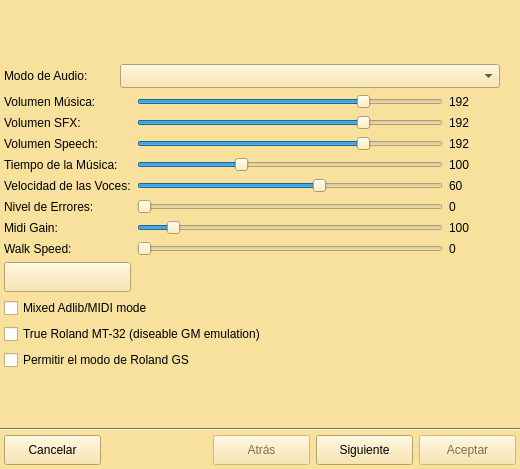
Before: the Qt Designer form ui/svmadd.ui in Monthy/gr-lida, drawn with Qt 5.
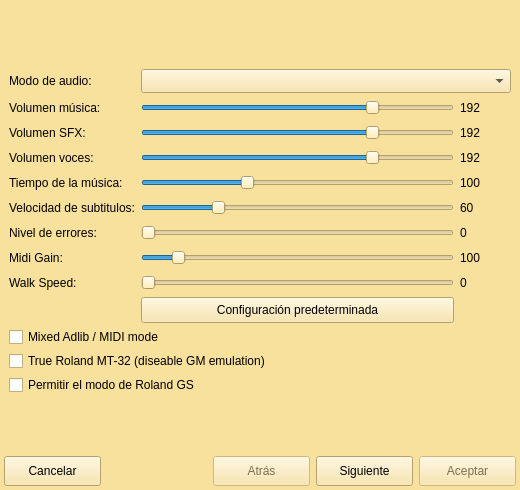
After: the same form once the commit is applied. The open tabs and pages were chosen to show the change. Icons and pictures are not drawn.

Patch:
```diff
--- a/ui/svmadd.ui
+++ b/ui/svmadd.ui
@@ -7,9 +7,15 @@
     <x>0</x>
     <y>0</y>
     <width>520</width>
-    <height>469</height>
+    <height>490</height>
    </rect>
   </property>
+  <property name="minimumSize">
+   <size>
+    <width>520</width>
+    <height>490</height>
+   </size>
+  </property>
   <property name="palette">
    <palette>
     <active>
@@ -523,7 +529,7 @@
        <item>
         <layout class="QGridLayout" name="gridLayout_0">
          <item row="0" column="0">
-          <widget class="QLabel" name="lb_Svm_1">
+        <widget class="QLabel" name="lb_Svm_9">
            <property name="text">
             <string>Título:</string>
            </property>
@@ -540,7 +546,7 @@
           </widget>
          </item>
          <item row="1" column="0">
-          <widget class="QLabel" name="lb_Svm_2">
+        <widget class="QLabel" name="lb_Svm_10">
            <property name="text">
             <string>Etiqueta:</string>
            </property>
@@ -557,7 +563,7 @@
           </widget>
          </item>
          <item row="1" column="2">
-          <widget class="QLabel" name="label">
+        <widget class="QLabel" name="lb_Svm_11">
            <property name="text">
             <string>GameID:</string>
            </property>
@@ -580,7 +586,7 @@
           </widget>
          </item>
          <item row="2" column="0">
-          <widget class="QLabel" name="lb_Svm_3">
+        <widget class="QLabel" name="lb_Svm_12">
            <property name="text">
             <string>Directorio:</string>
            </property>
@@ -643,7 +649,7 @@
           </widget>
          </item>
          <item row="3" column="0">
-          <widget class="QLabel" name="lb_Svm_4">
+        <widget class="QLabel" name="lb_Svm_13">
            <property name="text">
             <string>Guardar partida en:</string>
            </property>
@@ -706,7 +712,7 @@
           </widget>
          </item>
          <item row="4" column="0">
-          <widget class="QLabel" name="lb_Svm_5">
+        <widget class="QLabel" name="lb_Svm_14">
            <property name="text">
             <string>Idioma:</string>
            </property>
@@ -730,7 +736,7 @@
           </widget>
          </item>
          <item row="6" column="0">
-          <widget class="QLabel" name="lb_Svm_6">
+        <widget class="QLabel" name="lb_Svm_16">
            <property name="text">
             <string>Plataforma:</string>
            </property>
@@ -813,16 +819,13 @@
        </property>
        <item>
         <layout class="QGridLayout" name="gridLayout_2">
-         <item row="0" column="0">
-          <widget class="QLabel" name="lb_Svm_7">
-           <property name="minimumSize">
-            <size>
-             <width>83</width>
-             <height>0</height>
-            </size>
-           </property>
+       <property name="verticalSpacing">
+        <number>4</number>
+       </property>
+       <item row="0" column="0">
+        <widget class="QLabel" name="lb_Svm_45">
            <property name="text">
-            <string>Modo Gráfico:</string>
+          <string>Modo gráfico:</string>
            </property>
           </widget>
          </item>
@@ -846,15 +849,9 @@
           </widget>
          </item>
          <item row="1" column="0">
-          <widget class="QLabel" name="lb_Svm_8">
-           <property name="minimumSize">
-            <size>
-             <width>83</width>
-             <height>0</height>
-            </size>
-           </property>
+        <widget class="QLabel" name="lb_Svm_46">
            <property name="text">
-            <string>Modo de Render:</string>
+          <string>Modo de render:</string>
            </property>
           </widget>
          </item>
@@ -983,38 +980,21 @@
       </layout>
      </widget>
      <widget class="QWidget" name="page_4">
-      <layout class="QVBoxLayout" name="verticalLayout_3">
-       <property name="leftMargin">
+      <layout class="QGridLayout" name="gridLayout_3">
+       <property name="verticalSpacing">
         <number>4</number>
        </property>
-       <property name="topMargin">
-        <number>4</number>
-       </property>
-       <property name="rightMargin">
-        <number>20</number>
-       </property>
-       <property name="bottomMargin">
-        <number>4</number>
-       </property>
-       <item>
-        <layout class="QHBoxLayout" name="horizontalLayout_2">
-         <item>
-          <widget class="QLabel" name="lb_Svm_11">
-           <property name="minimumSize">
-            <size>
-             <width>110</width>
-             <height>0</height>
-            </size>
-           </property>
+       <item row="0" column="0">
+        <widget class="QLabel" name="lb_Svm_15">
            <property name="text">
-            <string>Modo de Audio:</string>
+          <string>Modo de audio:</string>
            </property>
           </widget>
          </item>
-         <item>
+       <item row="0" column="1" colspan="2">
           <widget class="QComboBox" name="cbxSvm_music_driver">
            <property name="sizePolicy">
-            <sizepolicy hsizetype="MinimumExpanding" vsizetype="Fixed">
+          <sizepolicy hsizetype="Expanding" vsizetype="Fixed">
              <horstretch>0</horstretch>
              <verstretch>0</verstretch>
             </sizepolicy>
@@ -1027,25 +1007,21 @@
            </property>
           </widget>
          </item>
-        </layout>
-       </item>
-       <item>
-        <layout class="QGridLayout" name="gridLayout_4">
-         <item row="0" column="0">
-          <widget class="QLabel" name="lb_Svm_12">
-           <property name="minimumSize">
-            <size>
-             <width>110</width>
-             <height>0</height>
-            </size>
-           </property>
+       <item row="1" column="0">
+        <widget class="QLabel" name="lb_Svm_1">
            <property name="text">
-            <string>Volumen Música:</string>
+          <string>Volumen música:</string>
            </property>
           </widget>
          </item>
-         <item row="0" column="1">
+       <item row="1" column="1">
           <widget class="QSlider" name="h_SliderSvm_music_volume">
+         <property name="minimumSize">
+          <size>
+           <width>0</width>
+           <height>21</height>
+          </size>
+         </property>
            <property name="maximum">
             <number>255</number>
            </property>
@@ -1057,8 +1033,8 @@
            </property>
           </widget>
          </item>
-         <item row="0" column="2">
-          <widget class="QLabel" name="posSliderSvm_1">
+       <item row="1" column="2">
+        <widget class="QLabel" name="valueSliderSvm_music_volume">
            <property name="minimumSize">
             <size>
              <width>40</width>
@@ -1070,60 +1046,21 @@
            </property>
           </widget>
          </item>
-         <item row="1" column="0">
-          <widget class="QLabel" name="lb_Svm_13">
-           <property name="minimumSize">
-            <size>
-             <width>110</width>
-             <height>0</height>
-            </size>
-           </property>
+       <item row="2" column="0">
+        <widget class="QLabel" name="lb_Svm_2">
            <property name="text">
             <string>Volumen SFX:</string>
            </property>
           </widget>
          </item>
-         <item row="1" column="1">
+       <item row="2" column="1">
           <widget class="QSlider" name="h_SliderSvm_sfx_volume">
-           <property name="maximum">
-            <number>255</number>
-           </property>
-           <property name="value">
-            <number>192</number>
-           </property>
-           <property name="orientation">
-            <enum>Qt::Horizontal</enum>
-           </property>
-          </widget>
-         </item>
-         <item row="1" column="2">
-          <widget class="QLabel" name="posSliderSvm_2">
            <property name="minimumSize">
             <size>
-             <width>40</width>
-             <height>0</height>
-            </size>
-           </property>
-           <property name="text">
-            <string>192</string>
-           </property>
-          </widget>
-         </item>
-         <item row="2" column="0">
-          <widget class="QLabel" name="lb_Svm_14">
-           <property name="minimumSize">
-            <size>
-             <width>110</width>
-             <height>0</height>
-            </size>
-           </property>
-           <property name="text">
-            <string>Volumen Speech:</string>
-           </property>
-          </widget>
-         </item>
-         <item row="2" column="1">
-          <widget class="QSlider" name="h_SliderSvm_speech_volume">
+           <width>0</width>
+           <height>21</height>
+          </size>
+         </property>
            <property name="maximum">
             <number>255</number>
            </property>
@@ -1136,7 +1073,7 @@
           </widget>
          </item>
          <item row="2" column="2">
-          <widget class="QLabel" name="posSliderSvm_3">
+        <widget class="QLabel" name="valueSliderSvm_sfx_volume">
            <property name="minimumSize">
             <size>
              <width>40</width>
@@ -1149,20 +1086,59 @@
           </widget>
          </item>
          <item row="3" column="0">
-          <widget class="QLabel" name="lb_Svm_15">
-           <property name="minimumSize">
-            <size>
-             <width>110</width>
-             <height>0</height>
-            </size>
-           </property>
+        <widget class="QLabel" name="lb_Svm_3">
            <property name="text">
-            <string>Tiempo de la Música:</string>
+          <string>Volumen voces:</string>
            </property>
           </widget>
          </item>
          <item row="3" column="1">
+        <widget class="QSlider" name="h_SliderSvm_speech_volume">
+         <property name="minimumSize">
+          <size>
+           <width>0</width>
+           <height>21</height>
+          </size>
+         </property>
+         <property name="maximum">
+          <number>255</number>
+         </property>
+         <property name="value">
+          <number>192</number>
+         </property>
+         <property name="orientation">
+          <enum>Qt::Horizontal</enum>
+         </property>
+        </widget>
+       </item>
+       <item row="3" column="2">
+        <widget class="QLabel" name="valueSliderSvm_speech_volume">
+         <property name="minimumSize">
+          <size>
+           <width>40</width>
+           <height>0</height>
+          </size>
+         </property>
+         <property name="text">
+          <string>192</string>
+         </property>
+        </widget>
+       </item>
+       <item row="4" column="0">
+        <widget class="QLabel" name="lb_Svm_4">
+         <property name="text">
+          <string>Tiempo de la música:</string>
+         </property>
+        </widget>
+       </item>
+       <item row="4" column="1">
           <widget class="QSlider" name="h_SliderSvm_tempo">
+         <property name="minimumSize">
+          <size>
+           <width>0</width>
+           <height>21</height>
+          </size>
+         </property>
            <property name="minimum">
             <number>50</number>
            </property>
@@ -1177,8 +1153,8 @@
            </property>
           </widget>
          </item>
-         <item row="3" column="2">
-          <widget class="QLabel" name="posSliderSvm_4">
+       <item row="4" column="2">
+        <widget class="QLabel" name="valueSliderSvm_tempo">
            <property name="minimumSize">
             <size>
              <width>40</width>
@@ -1190,23 +1166,23 @@
            </property>
           </widget>
          </item>
-         <item row="4" column="0">
-          <widget class="QLabel" name="lb_Svm_16">
-           <property name="minimumSize">
-            <size>
-             <width>110</width>
-             <height>0</height>
-            </size>
-           </property>
+       <item row="5" column="0">
+        <widget class="QLabel" name="lb_Svm_5">
            <property name="text">
-            <string>Velocidad de las Voces:</string>
+          <string>Velocidad de subtitulos:</string>
            </property>
           </widget>
          </item>
-         <item row="4" column="1">
+       <item row="5" column="1">
           <widget class="QSlider" name="h_SliderSvm_talkspeed">
+         <property name="minimumSize">
+          <size>
+           <width>0</width>
+           <height>21</height>
+          </size>
+         </property>
            <property name="maximum">
-            <number>100</number>
+          <number>255</number>
            </property>
            <property name="value">
             <number>60</number>
@@ -1216,8 +1192,8 @@
            </property>
           </widget>
          </item>
-         <item row="4" column="2">
-          <widget class="QLabel" name="posSliderSvm_5">
+       <item row="5" column="2">
+        <widget class="QLabel" name="valueSliderSvm_talkspeed">
            <property name="minimumSize">
             <size>
              <width>40</width>
@@ -1229,21 +1205,21 @@
            </property>
           </widget>
          </item>
-         <item row="5" column="0">
-          <widget class="QLabel" name="lb_Svm_17">
-           <property name="minimumSize">
-            <size>
-             <width>110</width>
-             <height>0</height>
-            </size>
-           </property>
+       <item row="6" column="0">
+        <widget class="QLabel" name="lb_Svm_6">
            <property name="text">
-            <string>Nivel de Errores:</string>
+          <string>Nivel de errores:</string>
            </property>
           </widget>
          </item>
-         <item row="5" column="1">
+       <item row="6" column="1">
           <widget class="QSlider" name="h_SliderSvm_debuglevel">
+         <property name="minimumSize">
+          <size>
+           <width>0</width>
+           <height>21</height>
+          </size>
+         </property>
            <property name="maximum">
             <number>10</number>
            </property>
@@ -1252,8 +1228,8 @@
            </property>
           </widget>
          </item>
-         <item row="5" column="2">
-          <widget class="QLabel" name="posSliderSvm_6">
+       <item row="6" column="2">
+        <widget class="QLabel" name="valueSliderSvm_debuglevel">
            <property name="minimumSize">
             <size>
              <width>40</width>
@@ -1265,39 +1241,21 @@
            </property>
           </widget>
          </item>
-         <item row="8" column="0">
-          <widget class="QPushButton" name="btnDefectoSvm">
-           <property name="minimumSize">
-            <size>
-             <width>0</width>
-             <height>30</height>
-            </size>
-           </property>
-           <property name="text">
-            <string/>
-           </property>
-           <property name="icon">
-            <iconset resource="../res/grlida.qrc">
-             <normaloff>:/img16/actualizar.png</normaloff>:/img16/actualizar.png</iconset>
-           </property>
-          </widget>
-         </item>
-         <item row="6" column="0">
-          <widget class="QLabel" name="lb_Svm_21">
+       <item row="7" column="0">
+        <widget class="QLabel" name="lb_Svm_7">
            <property name="text">
             <string>Midi Gain:</string>
            </property>
           </widget>
          </item>
-         <item row="7" column="0">
-          <widget class="QLabel" name="lb_Svm_25">
-           <property name="text">
-            <string>Walk Speed:</string>
-           </property>
-          </widget>
-         </item>
-         <item row="6" column="1">
+       <item row="7" column="1">
           <widget class="QSlider" name="h_SliderSvm_midi_gain">
+         <property name="minimumSize">
+          <size>
+           <width>0</width>
+           <height>21</height>
+          </size>
+         </property>
            <property name="maximum">
             <number>1000</number>
            </property>
@@ -1312,37 +1270,50 @@
            </property>
           </widget>
          </item>
-         <item row="7" column="1">
-          <widget class="QSlider" name="h_SliderSvm_walkspeed">
-           <property name="maximum">
-            <number>4</number>
-           </property>
-           <property name="value">
-            <number>0</number>
-           </property>
-           <property name="sliderPosition">
-            <number>0</number>
-           </property>
-           <property name="orientation">
-            <enum>Qt::Horizontal</enum>
-           </property>
-          </widget>
-         </item>
-         <item row="6" column="2">
-          <widget class="QLabel" name="posSliderSvm_7">
-           <property name="minimumSize">
-            <size>
-             <width>51</width>
-             <height>0</height>
-            </size>
-           </property>
-           <property name="text">
-            <string>100</string>
-           </property>
-          </widget>
-         </item>
          <item row="7" column="2">
-          <widget class="QLabel" name="posSliderSvm_8">
+        <widget class="QLabel" name="valueSliderSvm_midi_gain">
+         <property name="minimumSize">
+          <size>
+           <width>51</width>
+           <height>0</height>
+          </size>
+         </property>
+         <property name="text">
+          <string>100</string>
+         </property>
+        </widget>
+       </item>
+       <item row="8" column="0">
+        <widget class="QLabel" name="lb_Svm_8">
+         <property name="text">
+          <string>Walk Speed:</string>
+         </property>
+        </widget>
+       </item>
+       <item row="8" column="1">
+        <widget class="QSlider" name="h_SliderSvm_walkspeed">
+         <property name="minimumSize">
+          <size>
+           <width>0</width>
+           <height>21</height>
+          </size>
+         </property>
+         <property name="maximum">
+          <number>4</number>
+         </property>
+         <property name="value">
+          <number>0</number>
+         </property>
+         <property name="sliderPosition">
+          <number>0</number>
+         </property>
+         <property name="orientation">
+          <enum>Qt::Horizontal</enum>
+         </property>
+        </widget>
+       </item>
+       <item row="8" column="2">
+        <widget class="QLabel" name="valueSliderSvm_walkspeed">
            <property name="minimumSize">
             <size>
              <width>51</width>
@@ -1354,42 +1325,57 @@
            </property>
           </widget>
          </item>
-        </layout>
+       <item row="9" column="1">
+        <widget class="QPushButton" name="btnDefectoSvm">
+         <property name="minimumSize">
+          <size>
+           <width>0</width>
+           <height>26</height>
+          </size>
+         </property>
+         <property name="text">
+          <string>Configuración predeterminada</string>
+         </property>
+         <property name="icon">
+          <iconset resource="../res/gr-lida.qrc">
+           <normaloff>:/img16/actualizar.png</normaloff>:/img16/actualizar.png</iconset>
+         </property>
+        </widget>
        </item>
-       <item>
+       <item row="13" column="0" colspan="3">
+        <spacer name="verticalSpacer_9">
+         <property name="orientation">
+          <enum>Qt::Vertical</enum>
+         </property>
+         <property name="sizeHint" stdset="0">
+          <size>
+           <width>20</width>
+           <height>40</height>
+          </size>
+         </property>
+        </spacer>
+       </item>
+       <item row="10" column="0" colspan="3">
         <widget class="QCheckBox" name="chkSvm_multi_midi">
          <property name="text">
-          <string>Mixed Adlib/MIDI mode</string>
+          <string>Mixed Adlib / MIDI mode</string>
          </property>
         </widget>
        </item>
-       <item>
+       <item row="11" column="0" colspan="3">
         <widget class="QCheckBox" name="chkSvm_native_mt32">
          <property name="text">
           <string>True Roland MT-32 (diseable GM emulation)</string>
          </property>
         </widget>
        </item>
-       <item>
+       <item row="12" column="0" colspan="3">
         <widget class="QCheckBox" name="chkSvm_enable_gs">
          <property name="text">
           <string>Permitir el modo de Roland GS</string>
          </property>
         </widget>
        </item>
-       <item>
-        <spacer name="verticalSpacer_3">
-         <property name="orientation">
-          <enum>Qt::Vertical</enum>
-         </property>
-         <property name="sizeHint" stdset="0">
-          <size>
-           <width>20</width>
-           <height>40</height>
-          </size>
-         </property>
-        </spacer>
-       </item>
       </layout>
      </widget>
      <widget class="QWidget" name="page_5">
@@ -1428,14 +1414,7 @@
     </widget>
    </item>
    <item>
-    <widget class="Line" name="line">
-     <property name="orientation">
-      <enum>Qt::Horizontal</enum>
-     </property>
-    </widget>
-   </item>
-   <item>
-    <layout class="QHBoxLayout" name="hLayout_botones">
+    <layout class="QHBoxLayout" name="hLayout_botones_3">
      <property name="spacing">
       <number>6</number>
      </property>
@@ -1460,7 +1439,7 @@
       </widget>
      </item>
      <item>
-      <spacer name="hSpacer">
+      <spacer name="hSpacer_3">
        <property name="orientation">
         <enum>Qt::Horizontal</enum>
        </property>
```
Left out of the diff: 365 changed lines with no effect on the pictures. Lines whose indentation alone changed are shown as unchanged.
